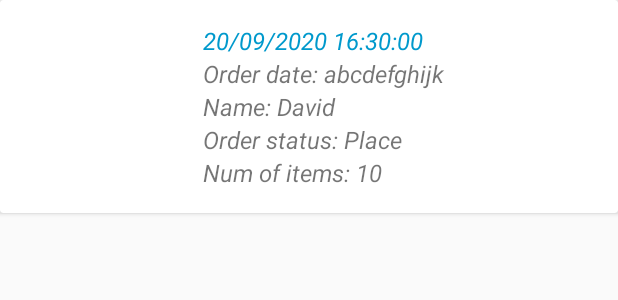
After one commit to WIUT-00006401/JustEatItAdmin, an Android app: the layout layout_order_item.xml on its own in the app's theme, with its tools: preview values and no code run, on a phone screen of 412 x 824 dp. The commit adds this screen. Shown: the top 300 px of the screen. Run offline under Robolectric (Android 15) with nearby library versions, the phone set to English and light mode, and no system bars.

Commit message:
View Orders

```diff
--- a/app/src/main/res/drawable/side_nav_bar.xml
+++ b/app/src/main/res/drawable/side_nav_bar.xml
@@ -2,8 +2,8 @@
     android:shape="rectangle">
     <gradient
         android:angle="135"
-        android:centerColor="#009688"
-        android:endColor="#00695C"
-        android:startColor="#4DB6AC"
+        android:centerColor="#203a43"
+        android:endColor="#2c5364"
+        android:startColor="#0f2027"
         android:type="linear" />
 </shape>
--- /dev/null
+++ b/app/src/main/res/layout/layout_order_item.xml
@@ -0,0 +1,73 @@
+<?xml version="1.0" encoding="utf-8"?>
+<androidx.cardview.widget.CardView xmlns:android="http://schemas.android.com/apk/res/android"
+    android:orientation="vertical"
+    android:layout_width="match_parent"
+    android:layout_height="wrap_content">
+
+    <LinearLayout
+        android:padding="16dp"
+        android:layout_width="match_parent"
+        android:layout_height="wrap_content"
+        android:weightSum="10"
+        android:orientation="horizontal">
+
+        <ImageView
+            android:id="@+id/img_food_image"
+            android:layout_width="0dp"
+            android:layout_weight="3"
+            android:layout_height="wrap_content"
+            android:scaleType="fitXY"/>
+
+        <LinearLayout
+            android:layout_marginLeft="8dp"
+            android:orientation="vertical"
+            android:layout_width="0dp"
+            android:layout_weight="7"
+            android:layout_height="wrap_content">
+
+            <TextView
+                android:layout_width="match_parent"
+                android:layout_height="wrap_content"
+                android:id="@+id/txt_order_number"
+                android:text="20/09/2020 16:30:00"
+                android:textColor="@android:color/holo_blue_dark"
+                android:textStyle="italic"
+                android:textSize="16sp"/>
+
+            <TextView
+                android:layout_width="match_parent"
+                android:layout_height="wrap_content"
+                android:id="@+id/txt_time"
+                android:text="Order date: abcdefghijk"
+                android:textStyle="italic"
+                android:textSize="16sp"/>
+
+            <TextView
+                android:layout_width="match_parent"
+                android:layout_height="wrap_content"
+                android:id="@+id/txt_name"
+                android:text="Name: David"
+                android:textStyle="italic"
+                android:textSize="16sp"/>
+
+            <TextView
+                android:layout_width="match_parent"
+                android:layout_height="wrap_content"
+                android:id="@+id/txt_order_status"
+                android:text="Order status: Place"
+                android:textStyle="italic"
+                android:textSize="16sp"/>
+
+            <TextView
+                android:layout_width="match_parent"
+                android:layout_height="wrap_content"
+                android:id="@+id/txt_num_item"
+                android:text="Num of items: 10"
+                android:textStyle="italic"
+                android:textSize="16sp"/>
+
+        </LinearLayout>
+
+    </LinearLayout>
+
+</androidx.cardview.widget.CardView>
```
Also changed, not shown: app/src/main/java/com/example/justeatitadmin/Adapter/MyOrderAdapter.kt (added, +81 -0 lines), app/src/main/java/com/example/justeatitadmin/Callback/IOrderCallbackListener.kt (added, +8 -0 lines), app/src/main/java/com/example/justeatitadmin/Callback/IShipperLoadCallbackListener.kt (added, +21 -0 lines), app/src/main/java/com/example/justeatitadmin/Common/Common.kt (+25 -0 lines), app/src/main/java/com/example/justeatitadmin/HomeActivity.kt (+7 -4 lines), app/src/main/java/com/example/justeatitadmin/Model/CartItem.kt (added, +24 -0 lines), app/src/main/java/com/example/justeatitadmin/Model/OrderModel.kt (added, +21 -0 lines), app/src/main/java/com/example/justeatitadmin/Model/ShipperModel.kt (added, +9 -0 lines), app/src/main/java/com/example/justeatitadmin/ui/order/OrderFragment.kt (added, +201 -0 lines), app/src/main/java/com/example/justeatitadmin/ui/order/OrderViewModel.kt (added, +69 -0 lines), app/src/main/res/drawable/ic_speaker_notes_black_24dp.xml (added, +9 -0 lines), app/src/main/res/layout/fragment_order.xml (added, +24 -0 lines), app/src/main/res/layout/nav_header_home.xml (+3 -13 lines), app/src/main/res/navigation/mobile_navigation.xml (+13 -0 lines).
